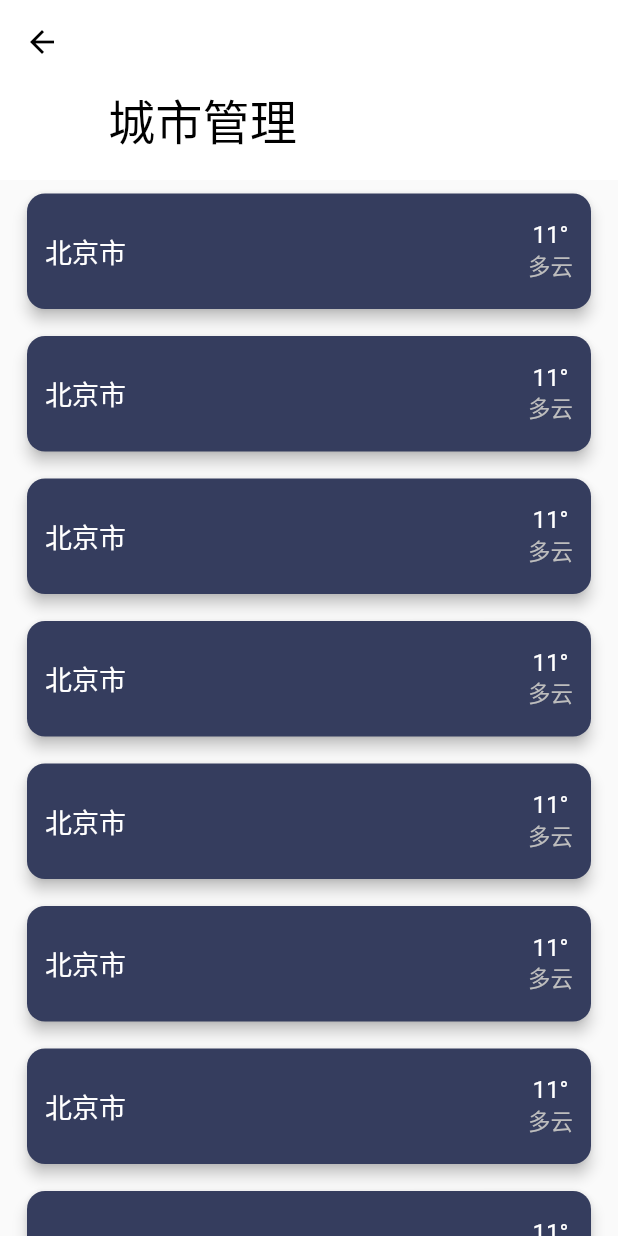
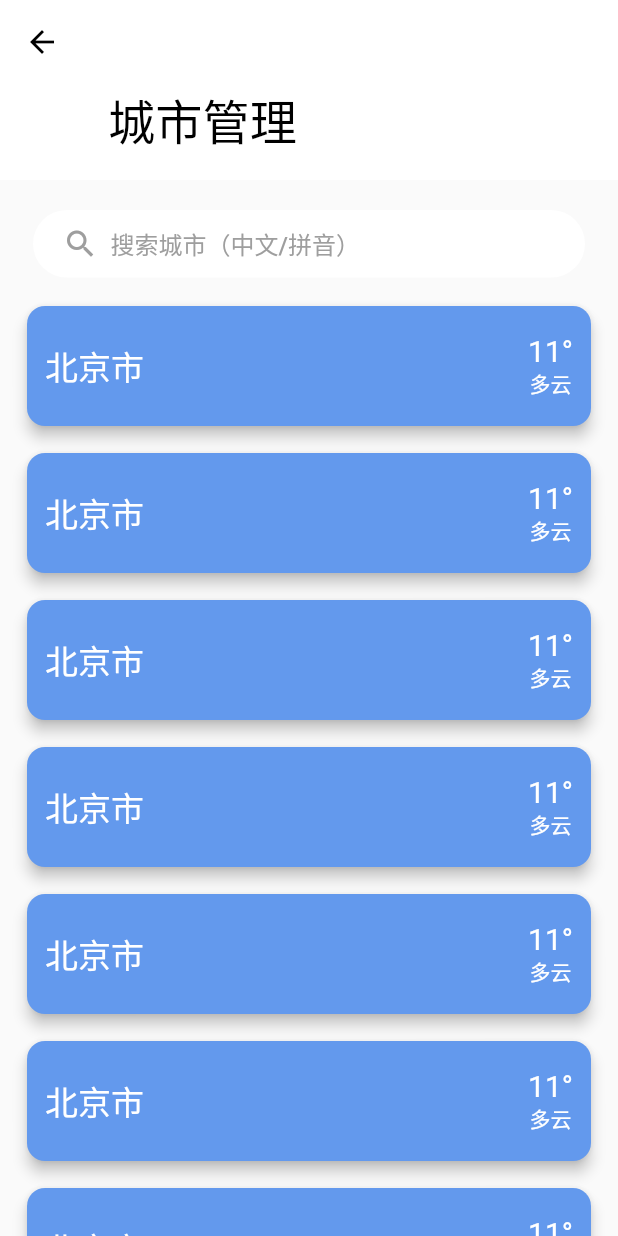
Before and after one commit to ZhangXinmin528/weather, a Flutter app: the CityManagementPage screen opened by its route, on a phone screen of 412 x 824 dp. Run offline on Flutter 3.47's test engine with Material 2 defaults, Android fonts, the phone set to English and light mode, and no system bars; our stand-ins replace dio, equatable, fluro, flutter_bloc, flutter_linkify, logger and 5 more; missing offline and left inert: esys_flutter_share, flutter_bmflocation; accounts and stored records are empty; generated files the repository leaves out were written again; network calls fail.

Commit message:
新增城市选择页面

```diff
--- a/lib/bloc/navigation/navigation_event.dart
+++ b/lib/bloc/navigation/navigation_event.dart
@@ -7,7 +7,7 @@ class NavigationEvent extends Equatable {
 }
 
 ///主页面
-class MainScreenNavigationEvent extends NavigationEvent {}
+class MainPageNavigationEvent extends NavigationEvent {}
 
 ///天气信息页面
 class ForecastScreenNavigationEvent extends NavigationEvent {}
@@ -20,11 +20,14 @@ class AboutScreenNavigationEvent extends NavigationEvent {
 }
 
 ///城市管理
-class CityManageScreenNavigationEvent extends NavigationEvent {}
+class CityManagePageNavigationEvent extends NavigationEvent {}
+
+///城市搜索
+class CitySearchPageNavigationEvent extends NavigationEvent {}
 
 ///设置页面
-class SettingsScreenNavigationEvent extends NavigationEvent {
+class SettingsPageNavigationEvent extends NavigationEvent {
   final List<Color> startGradientColors;
 
-  SettingsScreenNavigationEvent(this.startGradientColors);
+  SettingsPageNavigationEvent(this.startGradientColors);
 }
--- a/lib/data/model/internal/navigation_route.dart
+++ b/lib/data/model/internal/navigation_route.dart
@@ -3,5 +3,6 @@ enum NavigationRoute {
   forecastScreen,
   aboutScreen,
   cityManageScreen,
+  citySearchScreen,
   settingsScreen,
 }
--- a/lib/resources/config/navigation_path.dart
+++ b/lib/resources/config/navigation_path.dart
@@ -3,4 +3,5 @@ class NavigationPath {
   static final String mainPagePath = "/";
   static final String aboutPagePath = "/aboutPage";
   static final String cityManagePagePath = "/cityManagePage";
+  static final String citySearchPagePath = "/citySearchPage";
 }
--- a/lib/ui/city/city_manage_page.dart
+++ b/lib/ui/city/city_manage_page.dart
@@ -1,5 +1,8 @@
 import 'package:flutter/material.dart';
 import 'package:flutter/rendering.dart';
+import 'package:flutter_bloc/flutter_bloc.dart';
+import 'package:weather/bloc/navigation/navigation_bloc.dart';
+import 'package:weather/bloc/navigation/navigation_event.dart';
 
 ///城市管理
 class CityManagementPage extends StatefulWidget {
@@ -12,6 +15,14 @@ class CityManagementPage extends StatefulWidget {
 }
 
 class _CityManangePageState extends State<CityManagementPage> {
+  late NavigationBloc _navigationBloc;
+
+  @override
+  void initState() {
+    super.initState();
+    _navigationBloc = BlocProvider.of(context);
+  }
+
   @override
   Widget build(BuildContext context) {
     return Scaffold(
@@ -46,14 +57,42 @@ class _CityManangePageState extends State<CityManagementPage> {
           child: SingleChildScrollView(
             child: Column(
               children: [
+                Container(
+                  height: 45,
+                  alignment: Alignment.centerLeft,
+                  margin: EdgeInsets.only(
+                      left: 22.0, top: 20.0, right: 22.0, bottom: 10.0),
+                  padding: EdgeInsets.only(
+                      left: 12.0, top: 2.0, right: 12.0, bottom: 2.0),
+                  decoration: ShapeDecoration(
+                      shape: RoundedRectangleBorder(
+                          borderRadius: BorderRadius.circular(24.0)),
+                      color: Colors.white),
+                  child: TextButton.icon(
+                      onPressed: () {
+                        _navigationBloc.add(CitySearchPageNavigationEvent());
+                      },
+                      style: ButtonStyle(
+                          overlayColor:
+                              MaterialStateProperty.all(Colors.white)),
+                      icon: Icon(
+                        Icons.search,
+                        color: Colors.grey,
+                      ),
+                      label: Text(
+                        "搜索城市（中文/拼音）",
+                        style: TextStyle(color: Colors.grey, fontSize: 16.0),
+                      )),
+                ),
                 ListView.builder(
                   shrinkWrap: true,
                   physics: NeverScrollableScrollPhysics(),
+                  padding: EdgeInsets.all(0),
                   itemBuilder: (BuildContext context, int index) {
                     return Card(
                       margin: EdgeInsets.only(
                           top: 9.0, bottom: 9.0, left: 18.0, right: 18.0),
-                      color: Color.fromARGB(255, 53, 61, 94),
+                      color: Color.fromARGB(255, 99, 153, 237),
                       elevation: 4.0,
                       shape: RoundedRectangleBorder(
                           borderRadius:
@@ -67,18 +106,19 @@ class _CityManangePageState extends State<CityManagementPage> {
                             Text(
                               "北京市",
                               style: TextStyle(
-                                  color: Colors.white, fontSize: 18.0),
+                                  color: Colors.white, fontSize: 22.0),
                             ),
                             Column(
                               children: [
                                 Text(
                                   "11°",
                                   style: TextStyle(
-                                      color: Colors.white, fontSize: 16.0),
+                                      color: Colors.white, fontSize: 20.0),
                                 ),
                                 Text(
                                   "多云",
-                                  style: TextStyle(color: Colors.grey.shade400),
+                                  style: TextStyle(
+                                      color: Colors.white, fontSize: 14.0),
                                 )
                               ],
                             )
@@ -97,83 +137,3 @@ class _CityManangePageState extends State<CityManagementPage> {
     );
   }
 }
-
-// class _CityManangePageState extends State<CityManagementPage> {
-//   @override
-//   Widget build(BuildContext context) {
-//     return Scaffold(
-//       body: CustomScrollView(
-//         slivers: [
-//           SliverAppBar(
-//             leading: IconButton(
-//                 onPressed: () {
-//                   Navigator.pop(context);
-//                 },
-//                 icon: Icon(
-//                   Icons.arrow_back,
-//                   color: Colors.black,
-//                 )),
-//             pinned: true,
-//             expandedHeight: 120.0,
-//             backgroundColor: Colors.white,
-//             flexibleSpace: FlexibleSpaceBar(
-//               title: Text(
-//                 '城市管理',
-//                 style: TextStyle(color: Colors.black),
-//               ),
-//             ),
-//           ),
-//
-//           Container(
-//             color: Color.fromARGB(255, 115, 123, 146),
-//             margin: EdgeInsets.only(
-//                 left: 22.0, top: 30.0, right: 22.0, bottom: 30.0),
-//             child: Text("sousuo"),
-//           ),
-//           SliverFixedExtentList(
-//             itemExtent: 100.0,
-//             delegate: SliverChildBuilderDelegate(
-//               (BuildContext context, int index) {
-//                 return Card(
-//                   margin: EdgeInsets.only(
-//                       top: 9.0, bottom: 9.0, left: 18.0, right: 18.0),
-//                   color: Color.fromARGB(255, 53, 61, 94),
-//                   elevation: 4.0,
-//                   shape: RoundedRectangleBorder(
-//                       borderRadius: BorderRadius.all(Radius.circular(12.0))),
-//                   child: Container(
-//                     padding: EdgeInsets.only(
-//                         left: 12.0, right: 12.0, top: 18.0, bottom: 18.0),
-//                     child: Row(
-//                       mainAxisAlignment: MainAxisAlignment.spaceBetween,
-//                       children: [
-//                         Text(
-//                           "北京市",
-//                           style: TextStyle(color: Colors.white, fontSize: 18.0),
-//                         ),
-//                         Column(
-//                           children: [
-//                             Text(
-//                               "11°",
-//                               style: TextStyle(
-//                                   color: Colors.white, fontSize: 16.0),
-//                             ),
-//                             Text(
-//                               "多云",
-//                               style: TextStyle(color: Colors.grey.shade400),
-//                             )
-//                           ],
-//                         )
-//                       ],
-//                     ),
-//                   ),
-//                 );
-//               },
-//               childCount: 10,
-//             ),
-//           ),
-//         ],
-//       ),
-//     );
-//   }
-// }
--- a/lib/ui/main/main_page.dart
+++ b/lib/ui/main/main_page.dart
@@ -978,7 +978,7 @@ class _MainPageState extends State<MainPage> {
                 data: Theme.of(context).copyWith(cardColor: Colors.white),
                 child: IconButton(
                     onPressed: () {
-                      _navigationBloc.add(CityManageScreenNavigationEvent());
+                      _navigationBloc.add(CityManagePageNavigationEvent());
                     },
                     icon: Icon(
                       Icons.add,
@@ -1009,7 +1009,7 @@ class _MainPageState extends State<MainPage> {
     List<Color> startGradientColors = [];
 
     if (value.key == const Key("menu_overflow_settings")) {
-      _navigationBloc.add(SettingsScreenNavigationEvent(startGradientColors));
+      _navigationBloc.add(SettingsPageNavigationEvent(startGradientColors));
     }
     if (value.key == const Key("menu_overflow_about")) {
       _navigationBloc.add(AboutScreenNavigationEvent(startGradientColors));
```
Also changed, not shown: lib/bloc/navigation/navigation_bloc.dart (+5 -2 lines), lib/navigation/navigation_provider.dart (+8 -0 lines), lib/ui/city/city_search_page.dart (added, +67 -0 lines).
